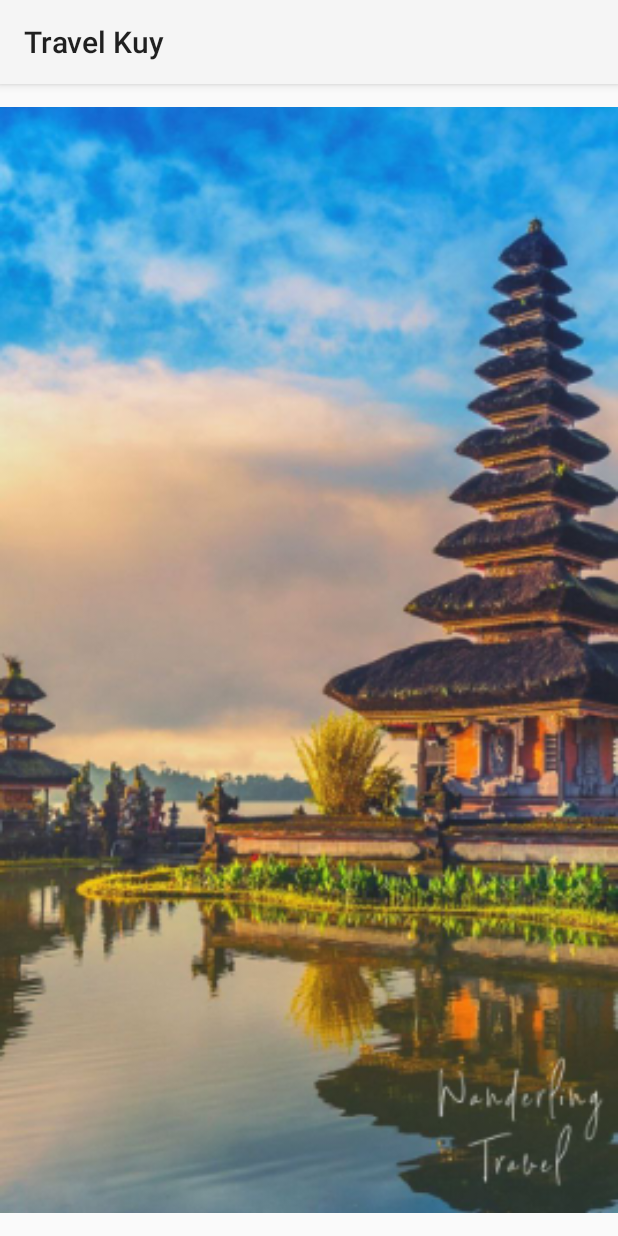
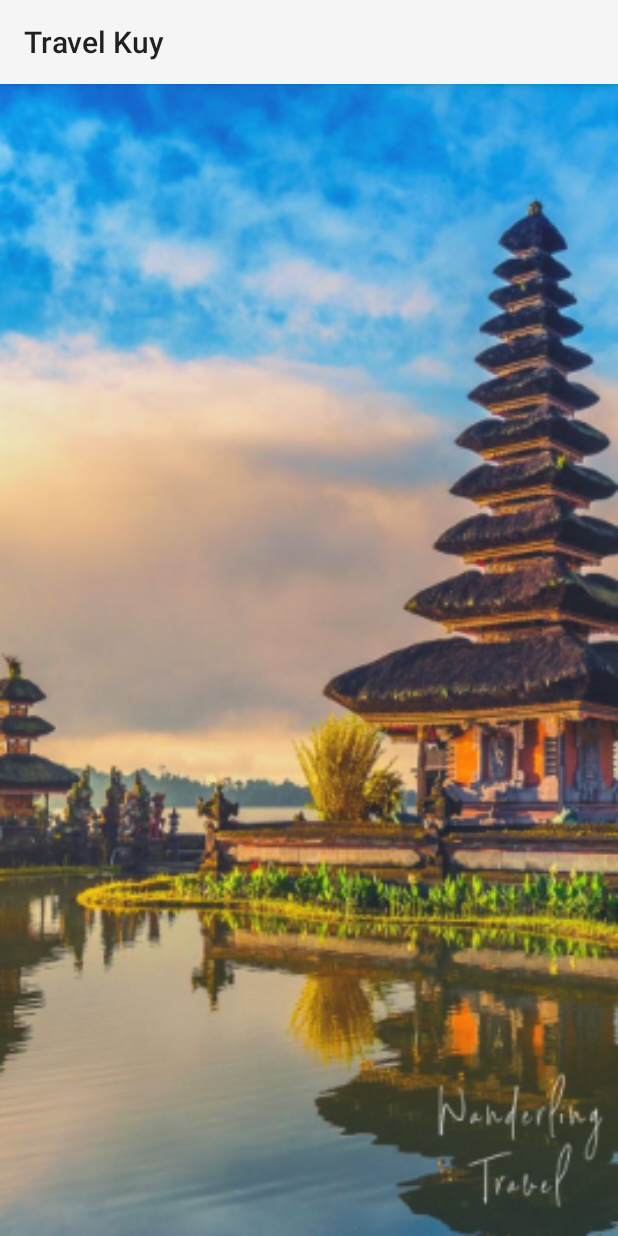
Before and after one commit to HondaString/C22-PS233-TravelKuy, an Android app: the screen it shows after launch (SplashScreen), on a phone screen of 412 x 824 dp. Run offline under Robolectric (Android 15) with nearby library versions, the light colour scheme and no system bars; Roboto replaces fonts that are not available here.

Commit message:
Merubah FlashScreen

```diff
--- a/app/src/main/res/layout/activity_splash_screen.xml
+++ b/app/src/main/res/layout/activity_splash_screen.xml
@@ -4,13 +4,13 @@
     xmlns:tools="http://schemas.android.com/tools"
     android:layout_width="match_parent"
     android:layout_height="match_parent"
+    android:background="@drawable/logo_oke"
     tools:context="SplashScreen">
 
     <androidx.appcompat.widget.AppCompatImageView
         android:id="@+id/logo"
         android:layout_width="match_parent"
         android:layout_height="match_parent"
-        android:src="@drawable/logo_oke"
         app:layout_constraintBottom_toBottomOf="parent"
         app:layout_constraintEnd_toEndOf="parent"
         app:layout_constraintHorizontal_bias="0.538"
```
